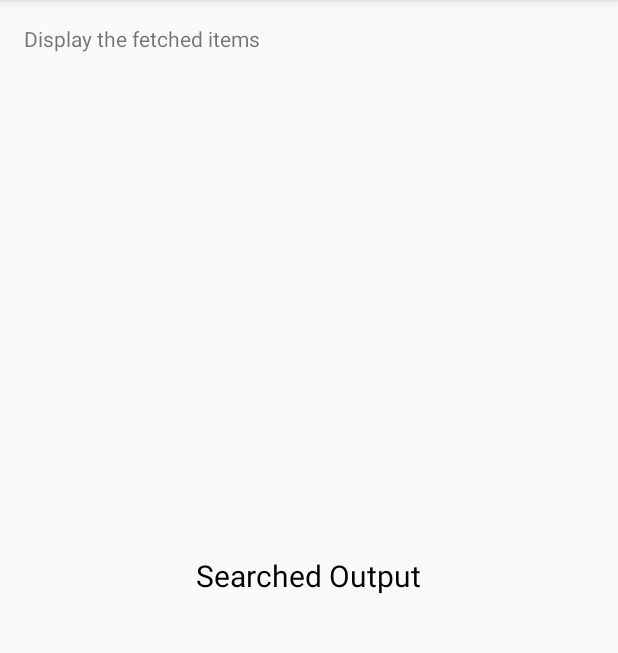
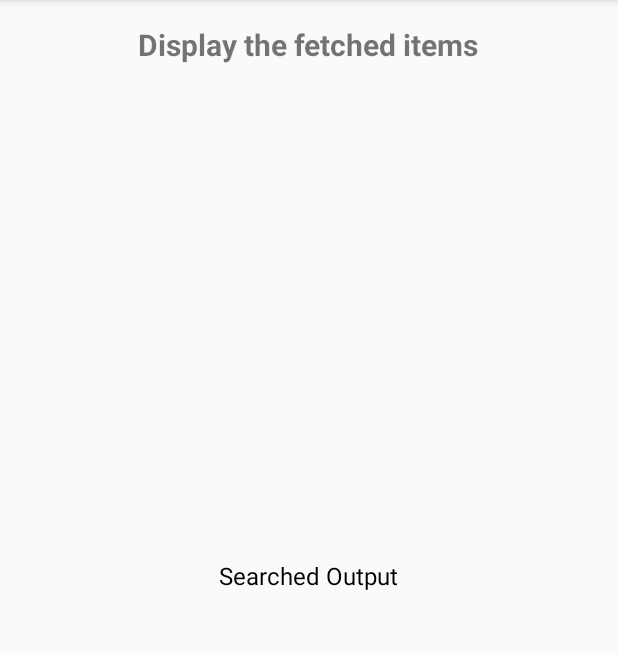
Before and after one commit to anantcodes/GoogleDev, an Android app: the DisplayActivity screen opened directly, with no data from a screen before it, on a phone screen of 412 x 824 dp, the part 84-737 px from its top. Run offline under Robolectric (Android 15) with nearby library versions, the phone set to English and light mode, and no system bars.

```diff
--- a/app/src/main/res/layout/activity_display.xml
+++ b/app/src/main/res/layout/activity_display.xml
@@ -10,13 +10,16 @@
 <TextView
     android:layout_width="wrap_content"
     android:layout_height="wrap_content"
-    android:text="Display the fetched items"/>
+    android:text="Display the fetched items"
+    android:layout_centerHorizontal="true"
+    android:textSize="20sp"
+    android:textStyle="bold"/>
 
     <TextView
         android:layout_width="wrap_content"
         android:layout_height="wrap_content"
         android:text="Searched Output"
-        android:textSize="20sp"
+        android:textSize="16sp"
         android:textColor="#000000"
         android:layout_centerInParent="true"/>
 
```
